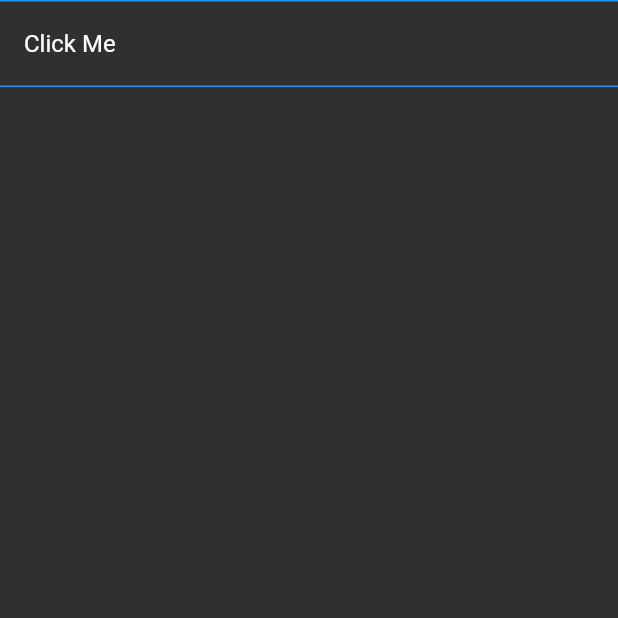
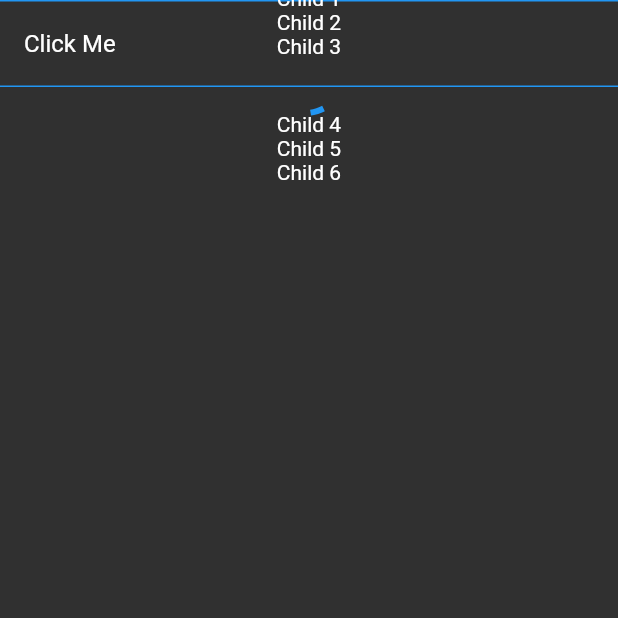
Before and after one commit to ltOgt/understand_expansion_tile, a Flutter app: the screen it shows after launch, on a phone screen of 412 x 824 dp, the top half of it. Run offline on Flutter 3.47's test engine with Material 2 defaults, Android fonts, the phone set to English and light mode, and no system bars.

Commit message:
adjust simplified since null child never takes effect here anyway

```diff
--- a/lib/main.dart
+++ b/lib/main.dart
@@ -133,6 +133,7 @@ class _ExpansionTileState extends State<ExpansionTile> with SingleTickerProvider
     return AnimatedBuilder(
       animation: _controller.view,
       builder: _buildChildren,
+      // needs another build after animation completes, see above in _handleTap
       child: closed ? null : childrenContainer,
     );
   }
--- a/lib/simplified.dart
+++ b/lib/simplified.dart
@@ -94,8 +94,6 @@ class _SimpleExpansionTileState extends State<SimpleExpansionTile> with SingleTi
 
   @override
   Widget build(BuildContext context) {
-    final bool closed = !_isExpanded && _controller.isDismissed;
-
     final Widget childrenContainer = Column(
       crossAxisAlignment: CrossAxisAlignment.center,
       children: widget.children,
@@ -104,9 +102,7 @@ class _SimpleExpansionTileState extends State<SimpleExpansionTile> with SingleTi
     return AnimatedBuilder(
       animation: _controller.view,
       builder: _buildChildren,
-      // The null here does not seem to matter
-      // but probably more performant to simply not have the subtree if it is invisible anyway
-      child: closed ? null : childrenContainer,
+      child: childrenContainer,
     );
   }
 
```
